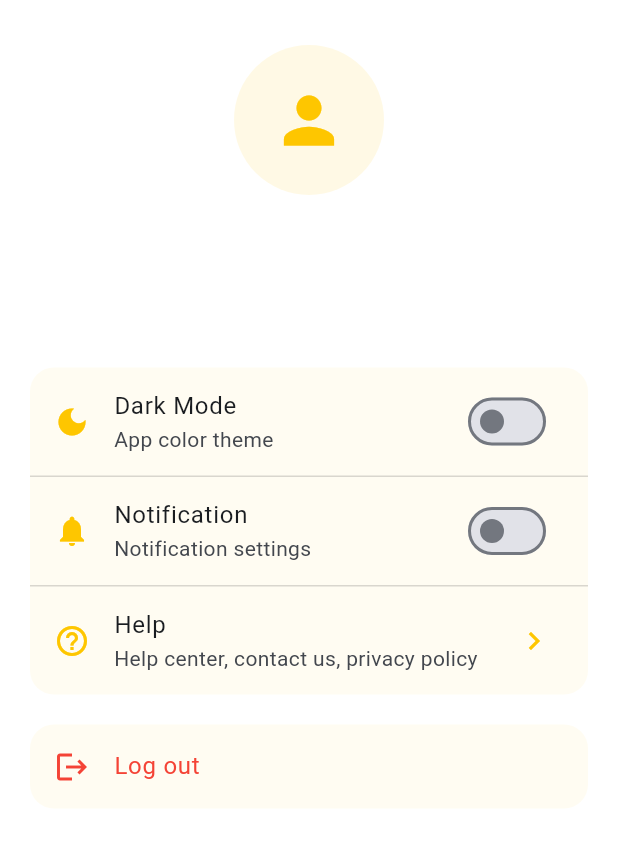
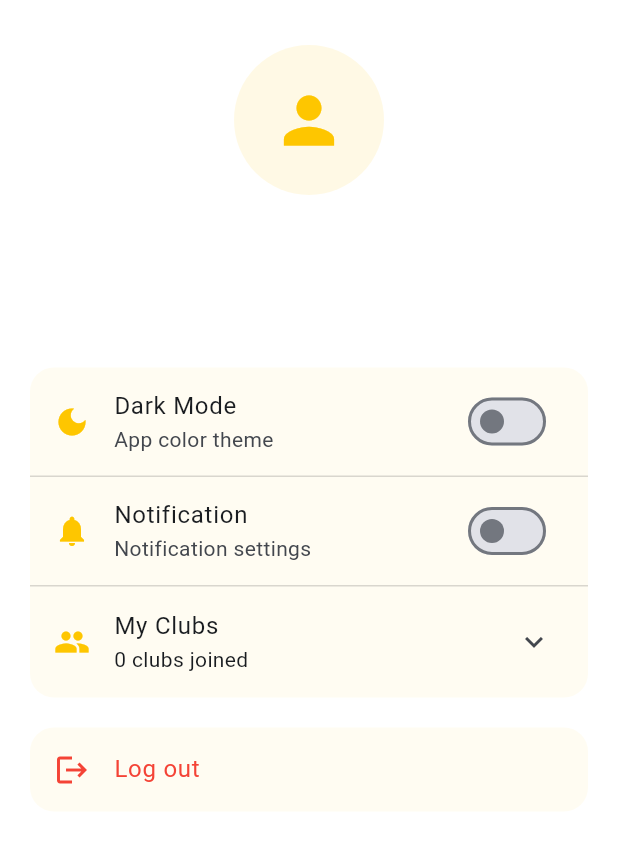
Before and after one commit to SKGEzhil/club-app-flutter, a Flutter app: the ProfilePage screen opened directly, on a phone screen of 412 x 824 dp. Shown: the top 850 px of the screen. Run offline on Flutter 3.47's test engine with Material 3 defaults, Android fonts, the phone set to English and light mode, and no system bars; our stand-ins replace cached_network_image, carousel_slider, connectivity_plus, firebase_core, firebase_messaging, flutter_local_notifications and 7 more; missing offline and left inert: add_2_calendar, aws_client, dart:ffi, flutter_neat_and_clean_calendar, linkfy_text; accounts and stored records are empty; generated files the repository leaves out were written again; network calls fail.

Commit message:
feat: updated usermodel for better efficiency and to fix role issues fix: fixed role related issues

```diff
--- a/lib/config/theme.dart
+++ b/lib/config/theme.dart
@@ -10,7 +10,7 @@ class AppTheme {
         color: Colors.white.withOpacity(0.15),
         thickness: 1,
       ),
-      dialogTheme: const DialogTheme(
+      dialogTheme: const DialogThemeData(
         // backgroundColor: Colors.black,
         titleTextStyle: TextStyle(
           color: Colors.white,
@@ -45,7 +45,7 @@ class AppTheme {
   static ThemeData get lightTheme{
     return ThemeData(
       primaryColor: const Color.fromRGBO(254, 198, 0, 1),
-      cardTheme: CardTheme(
+      cardTheme: CardThemeData(
         // color: Colors.white,
         color: Colors.amber.shade50,
         elevation: 5,
@@ -60,7 +60,7 @@ class AppTheme {
       popupMenuTheme: const PopupMenuThemeData(
         color: Colors.white,
       ),
-      dialogTheme: const DialogTheme(
+      dialogTheme: const DialogThemeData(
         backgroundColor: Colors.white,
         titleTextStyle: TextStyle(
           color: Colors.black,
--- a/lib/controllers/profile_controller.dart
+++ b/lib/controllers/profile_controller.dart
@@ -3,7 +3,7 @@ import 'package:club_app/utils/shared_prefs.dart';
 import 'package:get/get.dart';
 
 class ProfileController extends GetxController {
-  var currentUser = UserModel(id: '', email: '', name: '', role: '', photoUrl: '').obs;
+  var currentUser = UserModel(id: '', email: '', name: '', role: '', photoUrl: '', clubs: []).obs;
 
   @override
   void onInit() {
--- a/lib/models/user_model.dart
+++ b/lib/models/user_model.dart
@@ -1,16 +1,46 @@
-class UserModel{
+import 'club_model.dart';
+
+class UserClub {
+  final String id;
+  final String name;
+  final String imageUrl;
+
+  UserClub({
+    required this.id,
+    required this.name,
+    required this.imageUrl,
+  });
+
+  factory UserClub.fromJson(Map<String, dynamic> json) {
+    return UserClub(
+      id: json['id'],
+      name: json['name'],
+      imageUrl: json['imageUrl'] ?? '',
+    );
+  }
+
+  Map<String, dynamic> toJson() => {
+    'id': id,
+    'name': name,
+    'imageUrl': imageUrl,
+  };
+}
+
+class UserModel {
   final String id;
   final String email;
   final String name;
   final String role;
   final String photoUrl;
+  final List<UserClub> clubs;
 
   UserModel({
     required this.id,
     required this.email,
     required this.name,
     required this.role,
-    required this.photoUrl
+    required this.photoUrl,
+    required this.clubs,
   });
 
   factory UserModel.fromJson(Map<String, dynamic> json) {
@@ -19,7 +49,10 @@ class UserModel{
       email: json['email'],
       name: json['name'],
       role: json['role'],
-      photoUrl: json['photoUrl']
+      photoUrl: json['photoUrl'],
+      clubs: json['clubs'] != null
+        ? (json['clubs'] as List).map((club) => UserClub.fromJson(club)).toList()
+        : [],
     );
   }
 
@@ -28,7 +61,7 @@ class UserModel{
     'email': email,
     'name': name,
     'role': role,
+    'clubs': clubs.map((club) => club.toJson()).toList(),
     'photoUrl': photoUrl
   };
-
 }
--- a/lib/screens/calendarPage.dart
+++ b/lib/screens/calendarPage.dart
@@ -73,10 +73,11 @@ class CalendarPage extends StatelessWidget {
         icon: Icon(Icons.chevron_left, color: currentColors.oppositeColor, size: 30),
         onPressed: () => Navigator.pop(context),
       ),
+      centerTitle: true,
       title: GestureDetector(
         onTap: Info().handleTap,
         child: Column(
-          crossAxisAlignment: CrossAxisAlignment.start,
+          mainAxisSize: MainAxisSize.min,
           children: [
             Text(
               'Calendar',
--- a/lib/screens/home_page.dart
+++ b/lib/screens/home_page.dart
@@ -105,6 +105,8 @@ class HomePage extends StatelessWidget {
       title: Obx(() {
         return GestureDetector(
           onTap: Info().handleTap,
+          child: Align(
+            alignment: Alignment.center,
             child: Column(
               children: [
                 Text(bottomNavController.selectedIndex.value == 0
@@ -133,6 +135,7 @@ class HomePage extends StatelessWidget {
                   ),
                 ),
               ],
+            ),
           ),
         );
       }),
--- a/lib/screens/profile_page.dart
+++ b/lib/screens/profile_page.dart
@@ -109,27 +109,62 @@ class ProfilePage extends StatelessWidget {
                       )),
                     ),
                     const Divider(height: 1),
-                    ListTile(
+                    Obx(() {
+                      final user = profileController.currentUser.value;
+                      return ExpansionTile(
                         leading: Icon(
-                        Icons.help_outline,
+                          Icons.group,
                           color: Theme.of(context).primaryColor,
                         ),
-                      title: Text('Help'),
-                      subtitle: Text('Help center, contact us, privacy policy'),
-                      trailing: Icon(
-                        Icons.chevron_right,
+                        title: Text('My Clubs'),
+                        subtitle: Text('${user.clubs.length} clubs joined'),
+                        shape: Border.all(color: Colors.transparent),
+                        children: user.clubs.isEmpty
+                            ? [
+                                Padding(
+                                  padding: const EdgeInsets.all(16.0),
+                                  child: Text(
+                                    'You haven\'t joined any clubs yet',
+                                    style: TextStyle(
+                                      color: Theme.of(context).primaryColor.withOpacity(0.6),
+                                    ),
+                                  ),
+                                ),
+                              ]
+                            : user.clubs.map((club) => ListTile(
+                                  title: Text(club.name),
+                                  leading: Container(
+                                    width: 40,
+                                    height: 40,
+                                    decoration: BoxDecoration(
+                                      shape: BoxShape.circle,
+                                      color: Theme.of(context).primaryColor.withOpacity(0.1),
+                                    ),
+                                    child: ClipRRect(
+                                      borderRadius: BorderRadius.circular(20),
+                                      child: club.imageUrl.isEmpty
+                                          ? Icon(
+                                              Icons.group,
+                                              size: 20,
                                               color: Theme.of(context).primaryColor,
+                                            )
+                                          : CachedNetworkImage(
+                                              imageUrl: club.imageUrl,
+                                              fit: BoxFit.cover,
+                                            ),
+                                    ),
                                   ),
                                   onTap: () {
-                        // TODO: Implement help section
+                                    // TODO: Navigate to club page
                                   },
-                    ),
+                                )).toList(),
+                      );
+                    }),
                     Obx(() {
                       final user = profileController.currentUser.value;
                       if (user.role == 'admin') {
                         return Column(
                           children: [
-                            const Divider(height: 1),
                             ListTile(
                               leading: Icon(
                                 Icons.admin_panel_settings,
--- a/lib/widgets/app_widgets/club_list_tile.dart
+++ b/lib/widgets/app_widgets/club_list_tile.dart
@@ -69,7 +69,7 @@ class _ClubListTileState extends State<ClubListTile>
               email: '',
               name: '',
               role: '',
-              photoUrl: '')); // return a default Post
+              photoUrl: '', clubs: [])); // return a default Post
     }
   }
 
--- a/pubspec.yaml
+++ b/pubspec.yaml
@@ -46,7 +46,7 @@ dependencies:
   carousel_slider: ^5.0.0
   firebase_core: ^3.0.0
   firebase_messaging: ^15.0.0
-  flutter_local_notifications: ^16.3.2
+  flutter_local_notifications: ^19.0.0
   path_provider: ^2.1.3
   share_plus: ^10.1.4
   connectivity_plus: ^6.0.3
```
Also changed, not shown: lib/config/constants.dart (+7 -2 lines), lib/screens/create_event_page.dart (+11 -19 lines), lib/widgets/app_widgets/bottom_nav_bar.dart (+27 -35 lines), pubspec.lock, 7 other files. Lines whose indentation alone changed are shown as unchanged.
